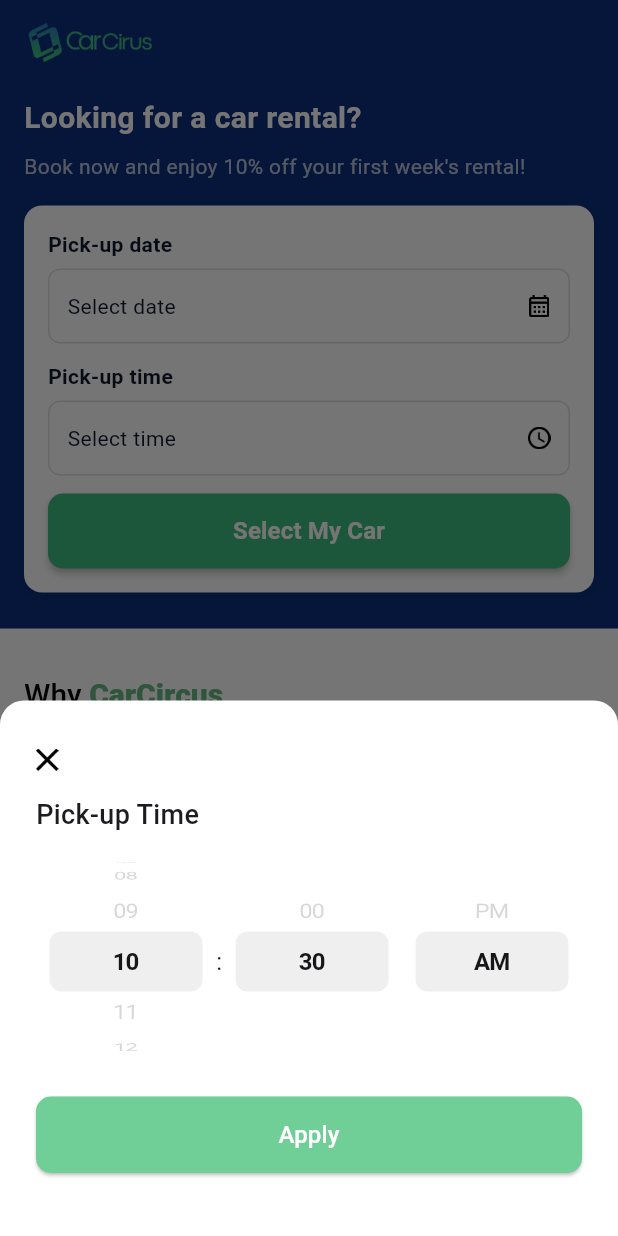
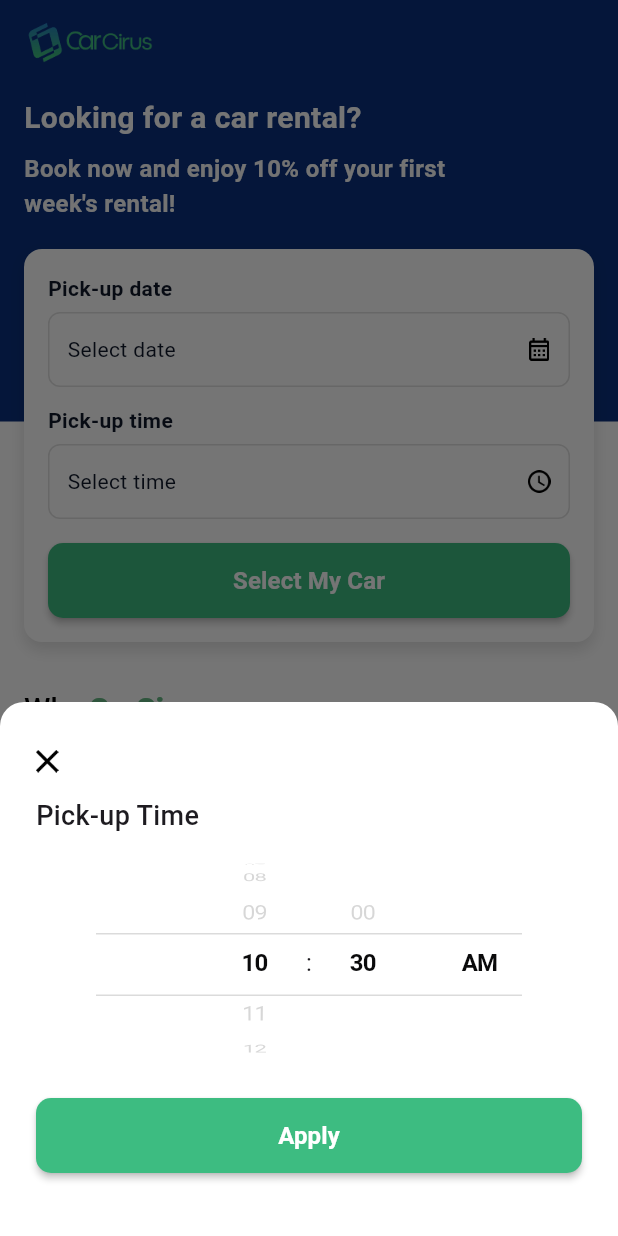
Before and after one commit to FajarSubeki/carcirus, a Flutter app: the screen it shows after launch, after a tap on "Pick-up time", on a phone screen of 412 x 824 dp. Run offline on Flutter 3.47's test engine with Material 3 defaults, Android fonts, the phone set to English and light mode, and no system bars.

Commit message:
feat(home): enhancement ui

```diff
--- a/lib/core/resources/app_colors.dart
+++ b/lib/core/resources/app_colors.dart
@@ -8,6 +8,7 @@ class AppColors {
 
   // Neutral Colors
   static const Color white = Colors.white;
+  static const Color white2 = Color(0xFFFAFAFA);
   static const Color black = Colors.black;
   static const Color textBlack = Color(0xFF131313);
   static const Color textBlack02 = Color(0xFF0A0A0B);
--- a/lib/core/widgets/bottom_sheet_time_picker.dart
+++ b/lib/core/widgets/bottom_sheet_time_picker.dart
@@ -1,15 +1,13 @@
 import 'package:carcirus/core/resources/app_asset.dart';
 import 'package:carcirus/core/resources/app_colors.dart';
+import 'package:carcirus/core/widgets/app_button.dart';
 import 'package:flutter/cupertino.dart';
 import 'package:flutter/material.dart';
 
 class BottomSheetTimePicker extends StatefulWidget {
   final TimeOfDay initialTime;
 
-  const BottomSheetTimePicker({
-    super.key,
-    required this.initialTime,
-  });
+  const BottomSheetTimePicker({super.key, required this.initialTime});
 
   @override
   State<BottomSheetTimePicker> createState() => _BottomSheetTimePickerState();
@@ -17,7 +15,7 @@ class BottomSheetTimePicker extends StatefulWidget {
 
 class _BottomSheetTimePickerState extends State<BottomSheetTimePicker> {
   final hours = List.generate(12, (i) => i + 1);
-  final minutes = [0, 30]; // hanya 00 dan 30
+  final minutes = [0, 30];
 
   late int selectedHour;
   late int selectedMinute;
@@ -52,7 +50,6 @@ class _BottomSheetTimePickerState extends State<BottomSheetTimePicker> {
     );
 
     selectedMinute = closestMinute;
-
   }
 
   @override
@@ -96,108 +93,129 @@ class _BottomSheetTimePickerState extends State<BottomSheetTimePicker> {
           // Picker Section
           SizedBox(
             height: 150,
-            child: Row(
+            child: Stack(
+              alignment: Alignment.center,
+              children: [
+                // Garis horizontal
+                Positioned(
+                  top: (150 / 2) - 20,
+                  left: 40,
+                  right: 40,
+                  child: Column(
+                    children: [
+                      Container(
+                        height: 1,
+                        color: AppColors.lightGray.withOpacity(0.4),
+                      ),
+                      const SizedBox(height: 40),
+                      Container(
+                        height: 1,
+                        color: AppColors.lightGray.withOpacity(0.4),
+                      ),
+                    ],
+                  ),
+                ),
+                Row(
                   mainAxisAlignment: MainAxisAlignment.center,
                   children: [
-                // Hour
-                Expanded(
+                    SizedBox(
+                      width: 60,
                       child: CupertinoPicker(
                         scrollController: hourController,
                         itemExtent: 40,
+                        selectionOverlay: const SizedBox.shrink(),
                         onSelectedItemChanged: (index) {
-                      setState(() {
-                        selectedHour = hours[index];
-                      });
+                          setState(() => selectedHour = hours[index]);
                         },
-                    children: List.generate(hours.length, (index) {
-                      final isSelected = hours[index] == selectedHour;
+                        children: hours.map((h) {
+                          final isSelected = h == selectedHour;
                           return Center(
                             child: Text(
-                          hours[index].toString().padLeft(2, '0'),
+                              h.toString().padLeft(2, '0'),
                               style: TextStyle(
                                 fontSize: 16,
-                            fontWeight: isSelected ? FontWeight.w600 : FontWeight.normal,
-                            color: isSelected ? AppColors.textBlack02 : AppColors.lightGray,
-                          ),
-                        ),
-                      );
-                    }),
-                  ),
-                ),
-                const Text(":", style: TextStyle(fontSize: 16)),
-                // Minute
-                Expanded(
-                  child: CupertinoPicker(
-                    scrollController: minuteController,
-                    itemExtent: 40,
-                    onSelectedItemChanged: (index) {
-                      setState(() {
-                        selectedMinute = minutes[index];
-                      });
-                    },
-                    children: List.generate(minutes.length, (index) {
-                      final isSelected = minutes[index] == selectedMinute;
-                      return Center(
-                        child: Text(
-                          minutes[index].toString().padLeft(2, '0'),
-                          style: TextStyle(
-                            fontSize: 16,
-                            fontWeight: isSelected ? FontWeight.w600 : FontWeight.normal,
+                                fontWeight:
+                                isSelected ? FontWeight.w600 : FontWeight.normal,
                                 color: isSelected
                                     ? AppColors.textBlack02
                                     : AppColors.lightGray,
                               ),
                             ),
                           );
-                    }),
+                        }).toList(),
                       ),
                     ),
-                // Period
-                Expanded(
+                    const SizedBox(width: 4),
+                    const Text(":", style: TextStyle(fontSize: 16)),
+                    const SizedBox(width: 4),
+                    SizedBox(
+                      width: 60,
                       child: CupertinoPicker(
-                    scrollController: periodController,
+                        scrollController: minuteController,
                         itemExtent: 40,
-                    onSelectedItemChanged: (i) {
-                      setState(() {
-                        selectedPeriod = i == 0 ? "PM" : "AM";
-                      });
+                        selectionOverlay: const SizedBox.shrink(),
+                        onSelectedItemChanged: (index) {
+                          setState(() => selectedMinute = minutes[index]);
                         },
-                    children: List.generate(2, (index) {
-                      final period = index == 0 ? "PM" : "AM";
-                      final isSelected = selectedPeriod == period;
-
+                        children: minutes.map((m) {
+                          final isSelected = m == selectedMinute;
                           return Center(
                             child: Text(
-                          period,
+                              m.toString().padLeft(2, '0'),
                               style: TextStyle(
                                 fontSize: 16,
-                            fontWeight: isSelected ? FontWeight.w600 : FontWeight.normal,
+                                fontWeight:
+                                isSelected ? FontWeight.w600 : FontWeight.normal,
                                 color: isSelected
                                     ? AppColors.textBlack02
                                     : AppColors.lightGray,
                               ),
                             ),
                           );
-                    }),
+                        }).toList(),
+                      ),
+                    ),
+                  ],
+                ),
+
+                Positioned(
+                  right: 38,
+                  child: SizedBox(
+                    width: 60,
+                    child: CupertinoPicker(
+                      scrollController: periodController,
+                      itemExtent: 40,
+                      selectionOverlay: const SizedBox.shrink(),
+                      onSelectedItemChanged: (i) {
+                        setState(() => selectedPeriod = i == 0 ? "PM" : "AM");
+                      },
+                      children: ["PM", "AM"].map((p) {
+                        final isSelected = p == selectedPeriod;
+                        return Center(
+                          child: Text(
+                            p,
+                            style: TextStyle(
+                              fontSize: 16,
+                              fontWeight:
+                              isSelected ? FontWeight.w600 : FontWeight.normal,
+                              color: isSelected
+                                  ? AppColors.textBlack02
+                                  : AppColors.lightGray,
+                            ),
+                          ),
+                        );
+                      }).toList(),
+                    ),
                   ),
                 ),
               ],
             ),
           ),
-
           const SizedBox(height: 15),
-
-          // Apply Button
           SizedBox(
             width: double.infinity,
-            child: ElevatedButton(
-              style: ElevatedButton.styleFrom(
-                backgroundColor: const Color(0xFF6FCF97),
-                shape: RoundedRectangleBorder(
-                  borderRadius: BorderRadius.circular(10),
-                ),
-                padding: const EdgeInsets.symmetric(vertical: 14),
-              ),
+            child: AppButton(
+              text: 'Apply',
               onPressed: () {
                 final hourIndex = hourController.selectedItem;
                 final minuteIndex = minuteController.selectedItem;
@@ -216,10 +234,6 @@ class _BottomSheetTimePickerState extends State<BottomSheetTimePicker> {
                   TimeOfDay(hour: hour, minute: minuteValue),
                 );
               },
-              child: const Text(
-                "Apply",
-                style: TextStyle(color: Colors.white, fontSize: 16),
-              ),
             ),
           ),
           const SizedBox(height: 10),
--- a/lib/presentation/screen/bill_screen.dart
+++ b/lib/presentation/screen/bill_screen.dart
@@ -1,3 +1,4 @@
+import 'package:carcirus/core/resources/app_colors.dart';
 import 'package:flutter/material.dart';
 
 class BilScreen extends StatelessWidget {
@@ -7,12 +8,10 @@ class BilScreen extends StatelessWidget {
   Widget build(BuildContext context) {
     return const Scaffold(
       body: Center(
-        // Widget di tengah layar
         child: Text(
           'MyBillScreen',
           style: TextStyle(
-            // Teks diatur menjadi putih
-            color: Colors.white,
+            color: AppColors.black,
             fontSize: 28,
             fontWeight: FontWeight.bold,
           ),
--- a/lib/presentation/screen/car_screen.dart
+++ b/lib/presentation/screen/car_screen.dart
@@ -1,3 +1,4 @@
+import 'package:carcirus/core/resources/app_colors.dart';
 import 'package:flutter/material.dart';
 
 class CarScreen extends StatelessWidget {
@@ -5,14 +6,12 @@ class CarScreen extends StatelessWidget {
 
   @override
   Widget build(BuildContext context) {
-    return const Scaffold(
+    return Scaffold(
       body: Center(
-        // Widget di tengah layar
         child: Text(
           'MyCarScreen',
           style: TextStyle(
-            // Teks diatur menjadi putih
-            color: Colors.white,
+            color: AppColors.black,
             fontSize: 28,
             fontWeight: FontWeight.bold,
           ),
--- a/lib/presentation/screen/pick_car_screen.dart
+++ b/lib/presentation/screen/pick_car_screen.dart
@@ -33,7 +33,7 @@ class _PickCarScreenState extends State<PickCarScreen> {
       description: "Nissan Pathfinder Or Similar",
       price: "\$400",
       imagePath: AppAssets.imgNissanPath,
-    ),
+    )
   ];
 
   @override
@@ -56,21 +56,14 @@ class _PickCarScreenState extends State<PickCarScreen> {
                     car: car,
                     isSelected: selectedIndex == index,
                     onTap: () {
-                      setState(() {
-                        selectedIndex = index;
-                      });
+                      setState(() => selectedIndex = index);
                     },
                   );
                 },
               ),
             ),
-          ],
-        ),
-      ),
-      floatingActionButtonLocation: FloatingActionButtonLocation.centerFloat,
-      floatingActionButton: Padding(
-        padding: const EdgeInsets.symmetric(horizontal: 16, vertical: 0),
-        child: AppButton(
+            const SizedBox(height: 12),
+            AppButton(
               text: 'Book Now',
               enabled: selectedIndex != null,
               onPressed: () {
@@ -78,7 +71,10 @@ class _PickCarScreenState extends State<PickCarScreen> {
                   final selectedCar = cars[selectedIndex!];
                   Navigator.pop(context, selectedCar);
                 }
-          }
+              },
+            ),
+            const SizedBox(height: 16),
+          ],
         ),
       ),
     );
--- a/lib/presentation/screen/profile_screen.dart
+++ b/lib/presentation/screen/profile_screen.dart
@@ -1,3 +1,4 @@
+import 'package:carcirus/core/resources/app_colors.dart';
 import 'package:flutter/material.dart';
 
 class ProfileScreen extends StatelessWidget {
@@ -5,14 +6,12 @@ class ProfileScreen extends StatelessWidget {
 
   @override
   Widget build(BuildContext context) {
-    return const Scaffold(
+    return Scaffold(
       body: Center(
-        // Widget di tengah layar
         child: Text(
           'ProfileScreen',
           style: TextStyle(
-            // Teks diatur menjadi putih
-            color: Colors.white,
+            color: AppColors.black,
             fontSize: 28,
             fontWeight: FontWeight.bold,
           ),
--- a/lib/presentation/screen/rent_screen.dart
+++ b/lib/presentation/screen/rent_screen.dart
@@ -110,7 +110,6 @@ class _RentScreen extends State<RentScreen> {
     ];
 
     return Scaffold(
-      // 1. Scaffold background diatur ke putih, ini akan menjadi warna bagian bawah
       backgroundColor: Colors.white,
       appBar: AppBar(
         backgroundColor: AppColors.primaryBlue,
@@ -130,31 +129,45 @@ class _RentScreen extends State<RentScreen> {
         child: ListView(
           padding: EdgeInsets.zero,
           children: [
+            SizedBox(
+              height: 380,
+              child: Stack(
+                clipBehavior: Clip.none,
+                children: [
                   Container(
                     width: double.infinity,
+                    height: 225,
                     color: AppColors.primaryBlue,
                     padding: const EdgeInsets.only(left: 16, right: 16, top: 8, bottom: 24),
-              child: Column(
+                    child: const Column(
                       crossAxisAlignment: CrossAxisAlignment.start,
                       children: [
-                  // Teks diubah warnanya menjadi putih agar kontras
-                  const Text(
+                        Text(
                           'Looking for a car rental?',
                           style: TextStyle(
                             fontSize: 20,
-                      fontWeight: FontWeight.bold,
-                      color: Colors.white, // <-- Ubah ke Putih
+                            fontWeight: FontWeight.w700,
+                            color: AppColors.white,
                           ),
                         ),
-                  const SizedBox(height: 8),
-                  const Text(
-                    "Book now and enjoy 10% off your first week's rental!",
-                    style: TextStyle(color: Colors.white70), // <-- Ubah ke Putih Muda
+                        SizedBox(height: 8),
+                        Text(
+                          "Book now and enjoy 10% off your first\nweek's rental!",
+                          style: TextStyle(
+                            color: AppColors.white2,
+                            fontSize: 16,
+                            fontWeight: FontWeight.w600,
                           ),
-                  const SizedBox(height: 16),
+                        ),
+                      ],
+                    ),
+                  ),
 
-                  // Container untuk DateTimePicker tetap Putih
-                  Container(
+                  Positioned(
+                    left: 16,
+                    right: 16,
+                    top: 110,
+                    child: Container(
                       padding: const EdgeInsets.all(16),
                       decoration: BoxDecoration(
                         color: Colors.white,
@@ -163,7 +176,7 @@ class _RentScreen extends State<RentScreen> {
                           BoxShadow(
                             color: Colors.black12,
                             blurRadius: 8,
-                          offset: const Offset(0, 2),
+                            offset: const Offset(0, 5),
                           ),
                         ],
                       ),
@@ -180,9 +193,11 @@ class _RentScreen extends State<RentScreen> {
                             label: 'Pick-up time',
                             value: formattedTime,
                             iconPath: AppAssets.imgTime,
-                          onTap: () => _showTimePicker(context),
+                            onTap: () {
+                              _showTimePicker(context);
+                            },
                           ),
-                        const SizedBox(height: 12),
+                          const SizedBox(height: 16),
                           AppButton(
                             text: 'Select My Car',
                             onPressed: () async {
@@ -192,7 +207,9 @@ class _RentScreen extends State<RentScreen> {
                                   builder: (context) => const PickCarScreen(),
                                 ),
                               );
+
                               if (!context.mounted) return;
+
                               if (selectedCar != null) {
                                 showDialog(
                                   context: context,
@@ -217,30 +234,27 @@ class _RentScreen extends State<RentScreen> {
                                           onPrimaryPressed: () => Navigator.pop(context),
                                         ),
                                       );
-
                                     },
                                     onSecondaryPressed: () => Navigator.pop(context),
                                   ),
                                 );
-
                               }
                             },
                           ),
-
                         ],
+                      ),
                     ),
                   ),
                 ],
               ),
             ),
             Padding(
-              padding: const EdgeInsets.only(left: 16, right: 16, top: 8, bottom: 24),
+              padding: const EdgeInsets.symmetric(horizontal: 16, vertical: 24),
               child: Column(
                 crossAxisAlignment: CrossAxisAlignment.start,
                 children: [
-                  const SizedBox(height: 24),
                   RichText(
-                    text: TextSpan(
+                    text: const TextSpan(
                       text: 'Why ',
                       style: TextStyle(
                         color: Colors.black,
@@ -265,10 +279,10 @@ class _RentScreen extends State<RentScreen> {
                     shrinkWrap: true,
                     padding: EdgeInsets.zero,
                     gridDelegate: const SliverGridDelegateWithFixedCrossAxisCount(
-                      crossAxisCount: 2, // 2 kolom
+                      crossAxisCount: 2,
                       mainAxisSpacing: 8,
                       crossAxisSpacing: 8,
-                      childAspectRatio: 3.2, // sesuaikan proporsi agar rapi
+                      childAspectRatio: 3.2,
                     ),
                     itemCount: benefits.length,
                     itemBuilder: (context, index) {
@@ -285,7 +299,7 @@ class _RentScreen extends State<RentScreen> {
                     style: TextStyle(
                       fontSize: 20,
                       color: AppColors.black,
-                        fontWeight: FontWeight.w500
+                      fontWeight: FontWeight.w500,
                     ),
                   ),
                   const SizedBox(height: 16),
@@ -306,12 +320,10 @@ class _RentScreen extends State<RentScreen> {
                         );
                       },
                     ),
-                  )
-
+                  ),
                 ],
               ),
-            )
-
+            ),
           ],
         ),
       ),
```
Also changed, not shown: assets/images/ic_my_bills.png, 1 other file. Lines whose indentation alone changed are shown as unchanged.
